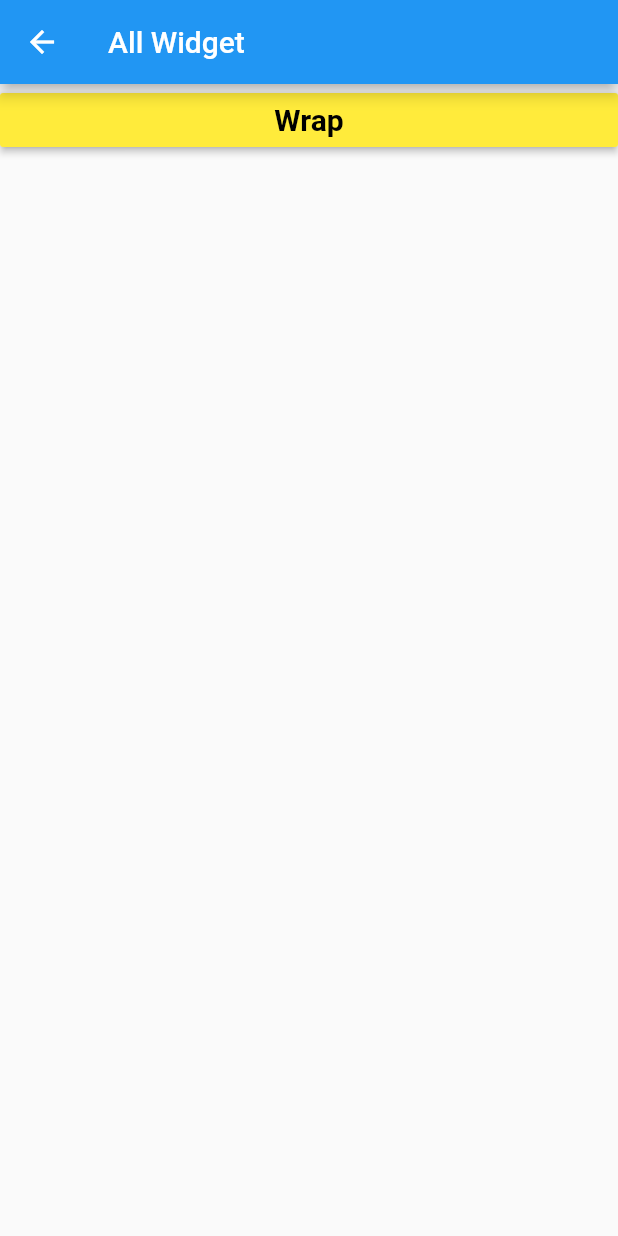
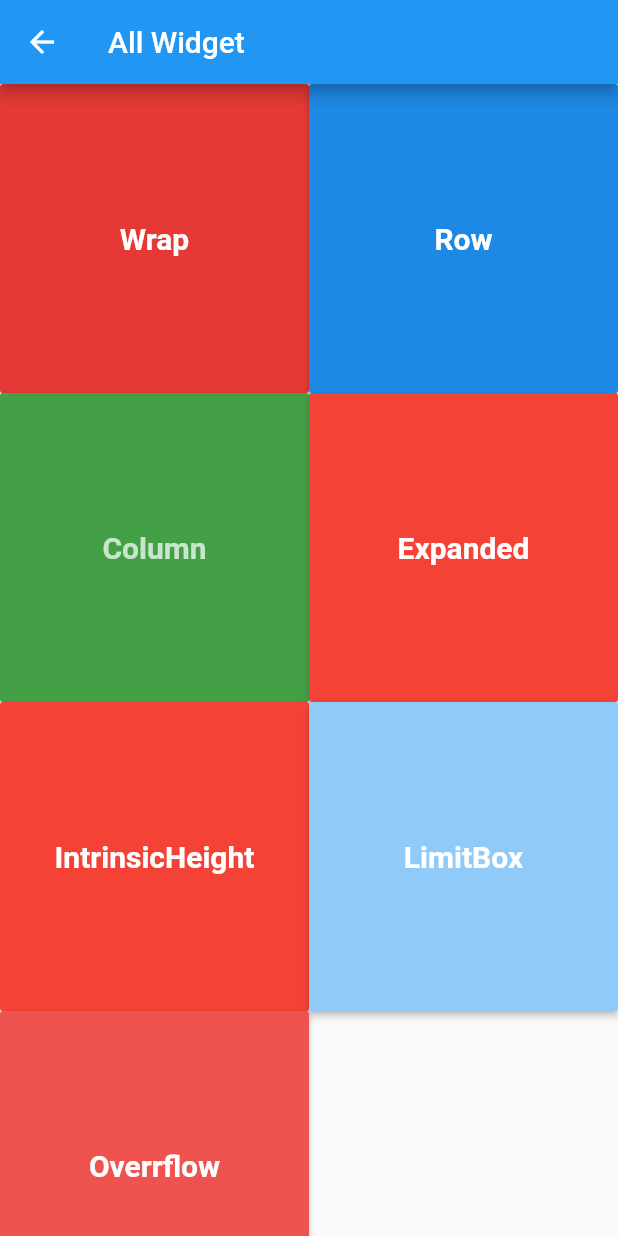
Before and after one commit to lattercodelab/flutter, a Flutter app: the screen it shows after launch, after a tap on "Widget", on a phone screen of 412 x 824 dp. Run offline on Flutter 3.47's test engine with Material 2 defaults, Android fonts, the light colour scheme and no system bars.

Commit message:
add some widget example.

```diff
--- a/flutter_lab/lib/tools/widget_helper.dart
+++ b/flutter_lab/lib/tools/widget_helper.dart
@@ -1,6 +1,22 @@
 import 'package:flutter/material.dart';
 
 class WidgetHelper{
+
+  static Container colorBox({
+    BoxConstraints constraints = const BoxConstraints(minWidth: 0.0),
+    double width, double height,
+    Color color = Colors.red}) {
+    return Container(
+          alignment: Alignment(0, 0), // absolute position on screen
+          constraints: constraints,
+          width: width,
+          height: height,
+          padding: const EdgeInsets.all(20.0),
+          color: color,
+          child: Text("Item"),
+        );
+  }
+
   static RaisedButton buttonOpen(BuildContext context, Widget screen, {String name = "Simple Item", Color textColor = Colors.black, Color bgColor = Colors.yellow}) {
     return RaisedButton(
             color: bgColor,
--- a/flutter_lab/lib/ui/main_screen.dart
+++ b/flutter_lab/lib/ui/main_screen.dart
@@ -1,9 +1,8 @@
 import 'package:flutter/material.dart';
 import 'package:flutter_lab/object/app_config.dart';
 import 'package:flutter_lab/tools/widget_helper.dart';
-import 'package:flutter_lab/ui/test_service_screen.dart';
-import 'package:flutter_lab/ui/test_widget/test_wrap_screen.dart';
-import 'package:flutter_lab/ui/test_widget_screen.dart';
+import 'package:flutter_lab/ui/service_screen.dart';
+import 'package:flutter_lab/ui/widget_screen.dart';
 
 class MainScreen extends StatelessWidget {
   // This widget is the root of your application.
@@ -37,9 +36,10 @@ class _MyHomePageState extends State<MyHomePage> {
         ),
         body: GridView(
           children: <Widget>[
-            WidgetHelper.buttonOpen(context, TestWidgetScreen(), name: "Widget", bgColor: Colors.red),
-            WidgetHelper.buttonOpen(context, TestServiceScreen(), name: "Service", bgColor: Colors.yellow, textColor: Colors.black),
-            WidgetHelper.buttonOpen(context, TestWrapScreen(), name: "Colunm Widget", bgColor: Colors.blue, textColor: Colors.black),
+            WidgetHelper.buttonOpen(context, WidgetScreen(), name: "Widget", bgColor: Colors.red),
+            WidgetHelper.buttonOpen(context, ServiceScreen(), name: "Service", bgColor: Colors.blueAccent, textColor: Colors.black),
+            WidgetHelper.buttonOpen(context, ServiceScreen(), name: "Ui", bgColor: Colors.pinkAccent, textColor: Colors.black),
+            WidgetHelper.buttonOpen(context, ServiceScreen(), name: "Experimenet", bgColor: Colors.greenAccent, textColor: Colors.black),
           ],
           gridDelegate:
               SliverGridDelegateWithFixedCrossAxisCount(crossAxisCount: 2),
--- a/flutter_lab/lib/ui/test_widget_screen.dart
+++ /dev/null
@@ -1,24 +0,0 @@
-import 'package:flutter/material.dart';
-import 'package:flutter_lab/tools/widget_helper.dart';
-import 'package:flutter_lab/ui/test_widget/test_wrap_screen.dart';
-
-class TestWidgetScreen extends StatefulWidget {
-  @override
-  _TestWidgetState createState() => _TestWidgetState();
-}
-
-class _TestWidgetState extends State<TestWidgetScreen> {
-  @override
-  Widget build(BuildContext context) {
-    return Scaffold(
-      appBar: AppBar(
-        title: Text("All Widget"),
-      ),
-      body: ListView(
-        children: <Widget>[
-          WidgetHelper.buttonOpen(context, TestWrapScreen(), name: "Wrap")
-        ],
-      ),
-    );
-  }
-}
--- /dev/null
+++ b/flutter_lab/lib/ui/widget/expanded_screen.dart
@@ -0,0 +1,30 @@
+import 'package:flutter/material.dart';
+import 'package:flutter_lab/tools/widget_helper.dart';
+
+class ExpandedScreen extends StatefulWidget {
+  @override
+  _ExpandedState createState() => _ExpandedState();
+}
+
+class _ExpandedState extends State<ExpandedScreen> {
+  @override
+  Widget build(BuildContext context) {
+    return Scaffold(
+       appBar: AppBar(
+         title: Text("Expanded")
+       ),
+       body: Row(
+         children: <Widget>[
+           Expanded(
+             flex: 2,
+             child: WidgetHelper.colorBox(constraints: BoxConstraints(minWidth: double.infinity), height: 100),
+           ),
+           Expanded(
+             flex: 1,
+             child: WidgetHelper.colorBox(width: 10, height: 100, color: Colors.blue[500]),
+           )
+         ],
+       ),
+    );
+  }
+}
--- /dev/null
+++ b/flutter_lab/lib/ui/widget_screen.dart
@@ -0,0 +1,40 @@
+import 'package:flutter/material.dart';
+import 'package:flutter_lab/tools/widget_helper.dart';
+import 'package:flutter_lab/ui/widget/column_screen.dart';
+import 'package:flutter_lab/ui/widget/expanded_screen.dart';
+import 'package:flutter_lab/ui/widget/intrinsic_height_screen.dart';
+import 'package:flutter_lab/ui/widget/limit_box_screen.dart';
+import 'package:flutter_lab/ui/widget/overflow_box_screen.dart';
+import 'package:flutter_lab/ui/widget/row_screen.dart';
+import 'package:flutter_lab/ui/widget/wrap_screen.dart';
+
+class WidgetScreen extends StatefulWidget {
+  @override
+  _TestWidgetState createState() => _TestWidgetState();
+}
+
+class _TestWidgetState extends State<WidgetScreen> {
+  @override
+  Widget build(BuildContext context) {
+    return Scaffold(
+      appBar: AppBar(
+        title: Text("All Widget"),
+      ),
+      body: GridView(
+        children: <Widget>[
+          WidgetHelper.buttonOpen(context, WrapScreen(), name: "Wrap", textColor: Colors.white, bgColor: Colors.red[600]),
+          WidgetHelper.buttonOpen(context, RowScreen(), name: "Row", textColor: Colors.white, bgColor: Colors.blue[600]),
+          WidgetHelper.buttonOpen(context, ColumnScreen(), name: "Column", textColor: Colors.green[100], bgColor: Colors.green[600]),
+          WidgetHelper.buttonOpen(context, ExpandedScreen(), name: "Expanded", textColor: Colors.white, bgColor: Colors.red[500]),
+          WidgetHelper.buttonOpen(context, IntrinsicHeightScreen(), name: "IntrinsicHeight", textColor: Colors.white, bgColor: Colors.red[500]),
+          WidgetHelper.buttonOpen(context, LimitBoxScreen(), name: "LimitBox", textColor: Colors.white, bgColor: Colors.blue[200]),
+          WidgetHelper.buttonOpen(context, OverflowScreen(), name: "Overrflow", textColor: Colors.white, bgColor: Colors.red[400]),
+        ],
+        gridDelegate: SliverGridDelegateWithFixedCrossAxisCount(crossAxisCount: 2),
+      ),
+    );
+  }
+}
+
+class ExpandedScree {
+}
```
Also changed, not shown: flutter_lab/lib/ui/service/http_screen.dart (added, +41 -0 lines), flutter_lab/lib/ui/service_screen.dart (added, +27 -0 lines), flutter_lab/lib/ui/test_service/test_http_screen.dart (deleted, +0 -52 lines), flutter_lab/lib/ui/test_service_screen.dart (deleted, +0 -26 lines), flutter_lab/lib/ui/test_widget/test_wrap_screen.dart (deleted, +0 -37 lines), flutter_lab/lib/ui/widget/column_screen.dart (added, +27 -0 lines), flutter_lab/lib/ui/widget/intrinsic_height_screen.dart (added, +34 -0 lines), flutter_lab/lib/ui/widget/limit_box_screen.dart (added, +27 -0 lines), flutter_lab/lib/ui/widget/overflow_box_screen.dart (added, +33 -0 lines), flutter_lab/lib/ui/widget/row_screen.dart (added, +29 -0 lines), flutter_lab/lib/ui/widget/wrap_screen.dart (added, +30 -0 lines).
